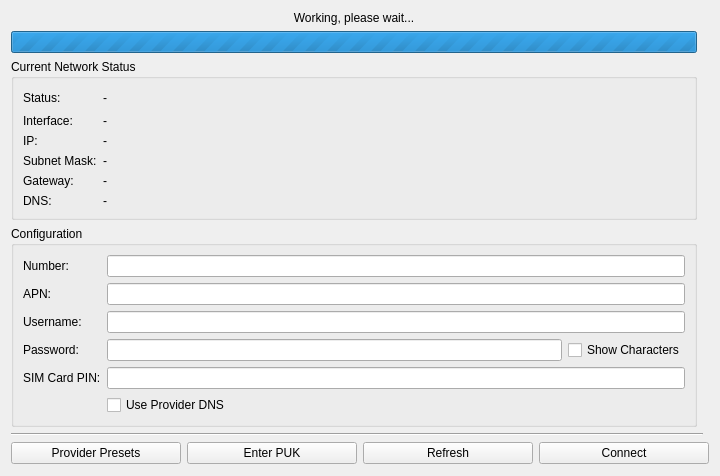
Before: the Qt Designer form src/brickv/plugin_system/plugins/red/ui/red_tab_settings_mobile_internet.ui in Tinkerforge/brickv, drawn with Qt 5.
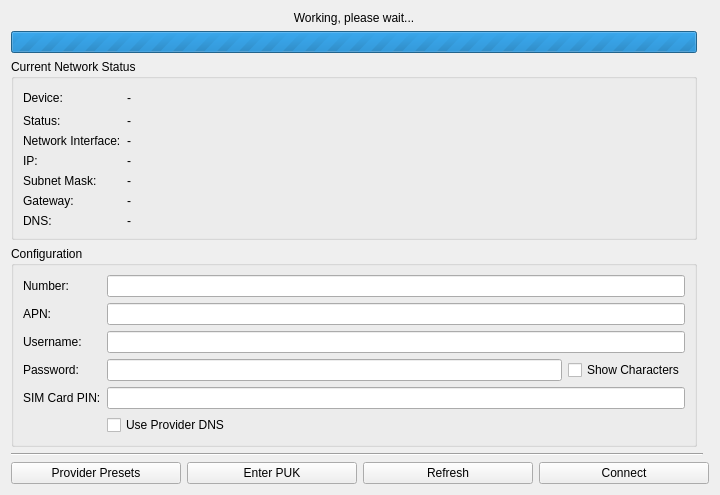
After: the same form once the commit is applied.

```diff
--- a/src/brickv/plugin_system/plugins/red/ui/red_tab_settings_mobile_internet.ui
+++ b/src/brickv/plugin_system/plugins/red/ui/red_tab_settings_mobile_internet.ui
@@ -65,85 +65,99 @@
       <string>Current Network Status</string>
      </property>
      <layout class="QGridLayout" name="gridLayout_3">
-      <item row="3" column="0">
+      <item row="4" column="0">
        <widget class="QLabel" name="label_9">
         <property name="text">
          <string>Subnet Mask:</string>
         </property>
        </widget>
       </item>
-      <item row="4" column="0">
+      <item row="5" column="0">
        <widget class="QLabel" name="label_10">
         <property name="text">
          <string>Gateway:</string>
         </property>
        </widget>
       </item>
-      <item row="1" column="0">
-       <widget class="QLabel" name="label_7">
-        <property name="text">
-         <string>Interface:</string>
-        </property>
-       </widget>
-      </item>
       <item row="2" column="0">
+       <widget class="QLabel" name="label_7">
+        <property name="text">
+         <string>Network Interface:</string>
+        </property>
+       </widget>
+      </item>
+      <item row="6" column="1">
+       <widget class="QLabel" name="label_19">
+        <property name="text">
+         <string>-</string>
+        </property>
+       </widget>
+      </item>
+      <item row="0" column="0">
+       <widget class="QLabel" name="label">
+        <property name="text">
+         <string>Device:</string>
+        </property>
+       </widget>
+      </item>
+      <item row="3" column="0">
        <widget class="QLabel" name="label_8">
         <property name="text">
          <string>IP:</string>
         </property>
        </widget>
       </item>
-      <item row="5" column="0">
+      <item row="6" column="0">
        <widget class="QLabel" name="label_11">
         <property name="text">
          <string>DNS:</string>
         </property>
        </widget>
       </item>
-      <item row="0" column="0">
+      <item row="1" column="0">
        <widget class="QLabel" name="label_13">
         <property name="text">
          <string>Status:</string>
         </property>
        </widget>
       </item>
-      <item row="0" column="1">
+      <item row="1" column="1">
        <widget class="QLabel" name="label_14">
         <property name="text">
          <string>-</string>
         </property>
        </widget>
       </item>
-      <item row="3" column="1">
-       <widget class="QLabel" name="label_17">
-        <property name="text">
-         <string>-</string>
-        </property>
-       </widget>
-      </item>
       <item row="4" column="1">
+       <widget class="QLabel" name="label_17">
+        <property name="text">
+         <string>-</string>
+        </property>
+       </widget>
+      </item>
+      <item row="5" column="1">
        <widget class="QLabel" name="label_18">
         <property name="text">
          <string>-</string>
         </property>
        </widget>
       </item>
-      <item row="1" column="1">
-       <widget class="QLabel" name="label_15">
-        <property name="text">
-         <string>-</string>
-        </property>
-       </widget>
-      </item>
       <item row="2" column="1">
+       <widget class="QLabel" name="label_15">
+        <property name="text">
+         <string>-</string>
+        </property>
+       </widget>
+      </item>
+      <item row="3" column="1">
        <widget class="QLabel" name="label_16">
         <property name="text">
          <string>-</string>
         </property>
        </widget>
       </item>
-      <item row="5" column="1">
-       <widget class="QLabel" name="label_19">
+      <item row="0" column="1">
+       <widget class="QLabel" name="label_12">
         <property name="text">
          <string>-</string>
         </property>
```
